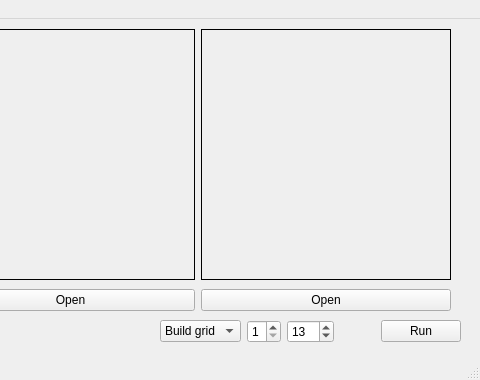
Qt form imagewindow.ui (andixlm/ads_video_processor) before a commit; both pictures show x 320 to 800 and y 0 to 380 of the 800 by 380 pixel window.
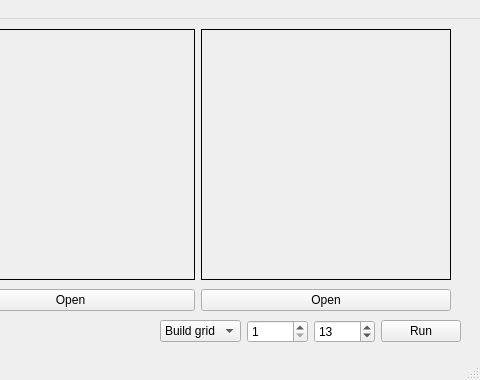
The same form after that commit.

Commit message: imageWindow: Update layout

Diff of the .ui file:
```diff
--- a/imagewindow.ui
+++ b/imagewindow.ui
@@ -56,19 +56,6 @@
        </property>
       </widget>
      </item>
-     <item>
-      <spacer name="horizontalSpacer">
-       <property name="orientation">
-        <enum>Qt::Horizontal</enum>
-       </property>
-       <property name="sizeHint" stdset="0">
-        <size>
-         <width>40</width>
-         <height>20</height>
-        </size>
-       </property>
-      </spacer>
-     </item>
      <item>
       <widget class="QPushButton" name="runButton">
        <property name="text">
```
Left out of the diff: 6 changed lines with no effect on the pictures.
